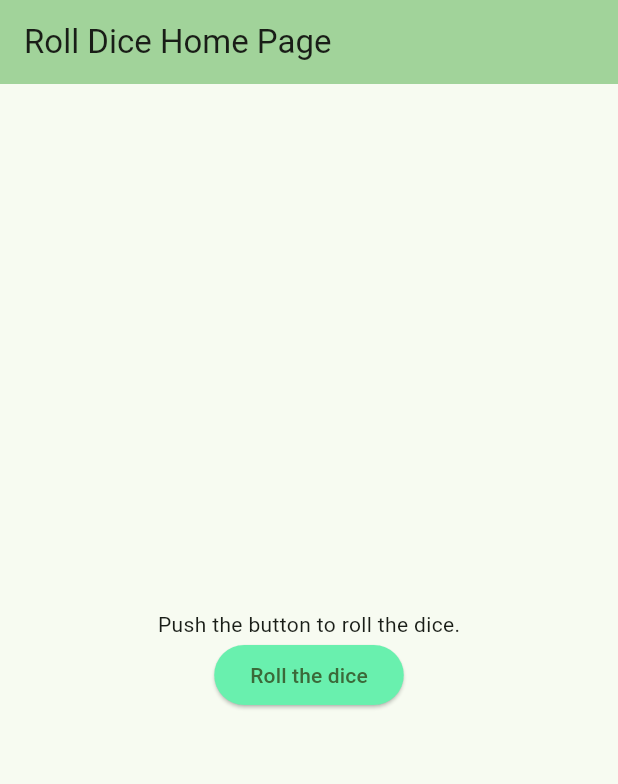
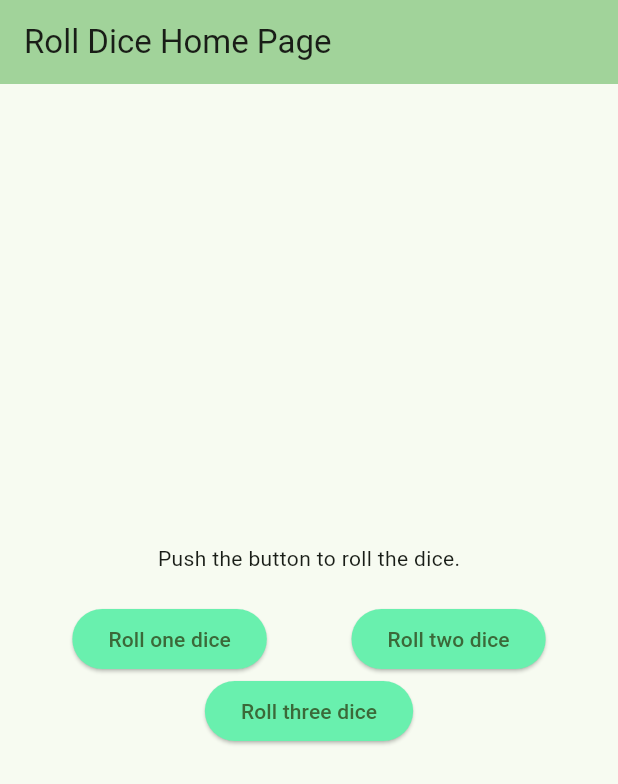
Before and after one commit to Yousef-Eldosoky/flutter-dice, a Flutter app: the screen it shows after launch, on a phone screen of 412 x 824 dp. Shown: the top 784 px of the screen. Run offline on Flutter 3.47's test engine with Material 3 defaults, Android fonts, the phone set to English and light mode, and no system bars.

Commit message:
make multiple buttons

```diff
--- a/lib/Pages/my_home_page.dart
+++ b/lib/Pages/my_home_page.dart
@@ -56,15 +56,41 @@ class _MyHomePageState extends State<MyHomePage> {
           // wireframe for each widget.
           mainAxisAlignment: MainAxisAlignment.center,
           children: <Widget>[
+            Spacer(),
             const Text(
               'Push the button to roll the dice.',
             ),
-            ElevatedButton(
-              style:
-                  ElevatedButton.styleFrom(backgroundColor: Colors.greenAccent),
-              onPressed: () {},
-              child: const Text("Roll the dice"),
+            Container(
+              margin: const EdgeInsets.all(20),
+              child: Column(
+                children: [
+                  Row(
+                    mainAxisAlignment: MainAxisAlignment.spaceAround,
+                    children: [
+                      ElevatedButton(
+                        style: ElevatedButton.styleFrom(
+                            backgroundColor: Colors.greenAccent),
+                        onPressed: () {},
+                        child: const Text("Roll one dice"),
+                      ),
+                      ElevatedButton(
+                        style: ElevatedButton.styleFrom(
+                            backgroundColor: Colors.greenAccent),
+                        onPressed: () {},
+                        child: const Text("Roll two dice"),
+                      ),
+                    ],
+                  ),
+                  ElevatedButton(
+                    style: ElevatedButton.styleFrom(
+                        backgroundColor: Colors.greenAccent),
+                    onPressed: () {},
+                    child: const Text("Roll three dice"),
+                  ),
+                ],
+              ),
             ),
+            Spacer(),
           ],
         ),
       ),
```
